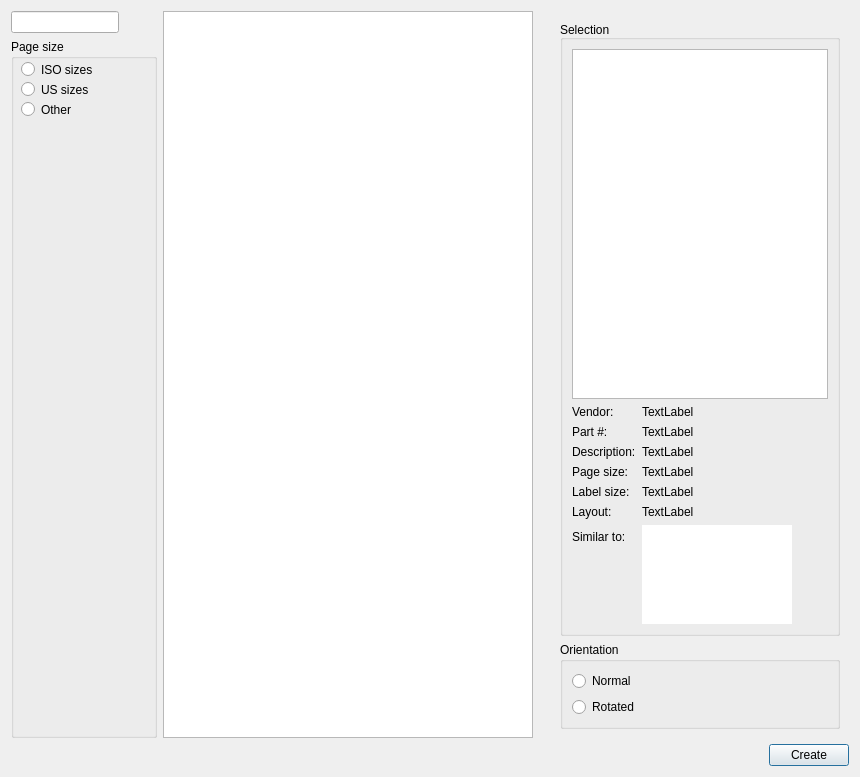
Above: app/ui/NewLabelDialog.ui from jimevins/glabels-qt before the change. Below: the same form after it.
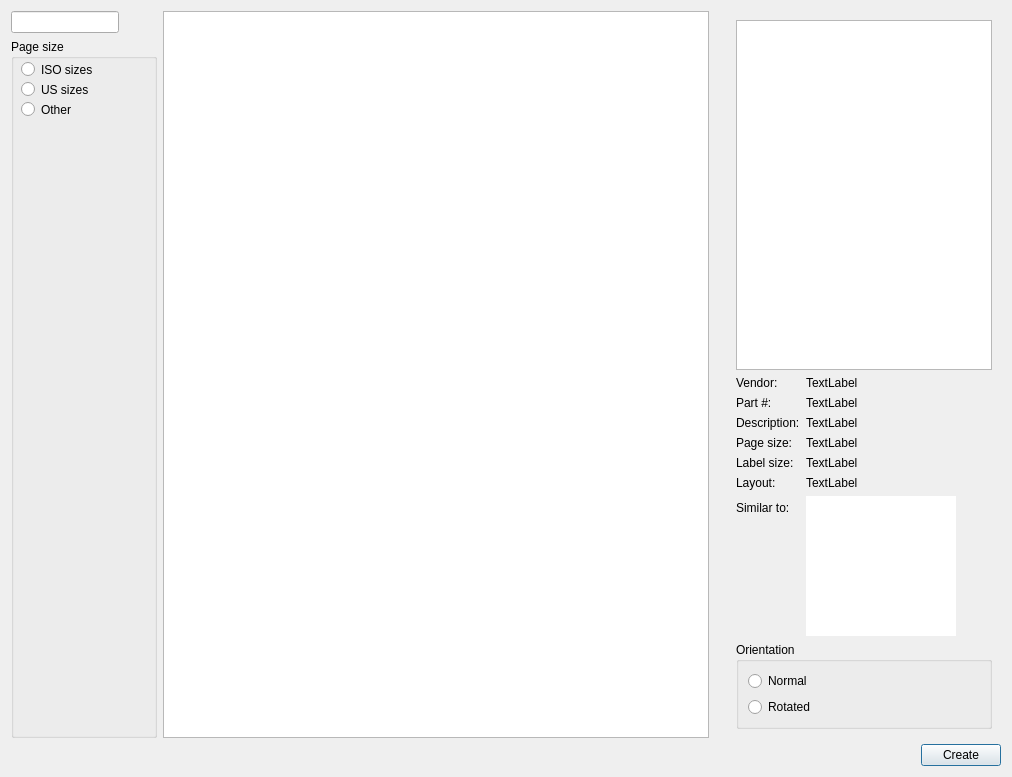
That is the form after the change. The open tabs and pages were chosen to show the change. Custom widgets are drawn as their Qt base class.

Commit message: Prettied up SimplePreview.

Diff of the .ui file:
```diff
--- a/app/ui/NewLabelDialog.ui
+++ b/app/ui/NewLabelDialog.ui
@@ -6,7 +6,7 @@
    <rect>
     <x>0</x>
     <y>0</y>
-    <width>860</width>
+    <width>1012</width>
     <height>777</height>
    </rect>
   </property>
@@ -185,15 +185,6 @@
               <number>12</number>
              </property>
              <item>
-              <widget class="QGroupBox" name="selectionInfoGroup">
-               <property name="title">
-                <string>Selection</string>
-               </property>
-               <property name="alignment">
-                <set>Qt::AlignBottom|Qt::AlignLeading|Qt::AlignLeft</set>
-               </property>
-               <layout class="QVBoxLayout" name="verticalLayout_5">
-                <item>
                  <widget class="gLabels::SimplePreview" name="simplePreview">
                   <property name="sizePolicy">
                    <sizepolicy hsizetype="Fixed" vsizetype="Fixed">
@@ -334,9 +325,6 @@
                    </widget>
                   </item>
                  </layout>
-                </item>
-               </layout>
-              </widget>
              </item>
              <item>
               <widget class="QGroupBox" name="groupBox_2">
```
Left out of the diff: 2 changed lines with no effect on the pictures. Lines whose indentation alone changed are shown as unchanged. The commit also changes 2 other files.
